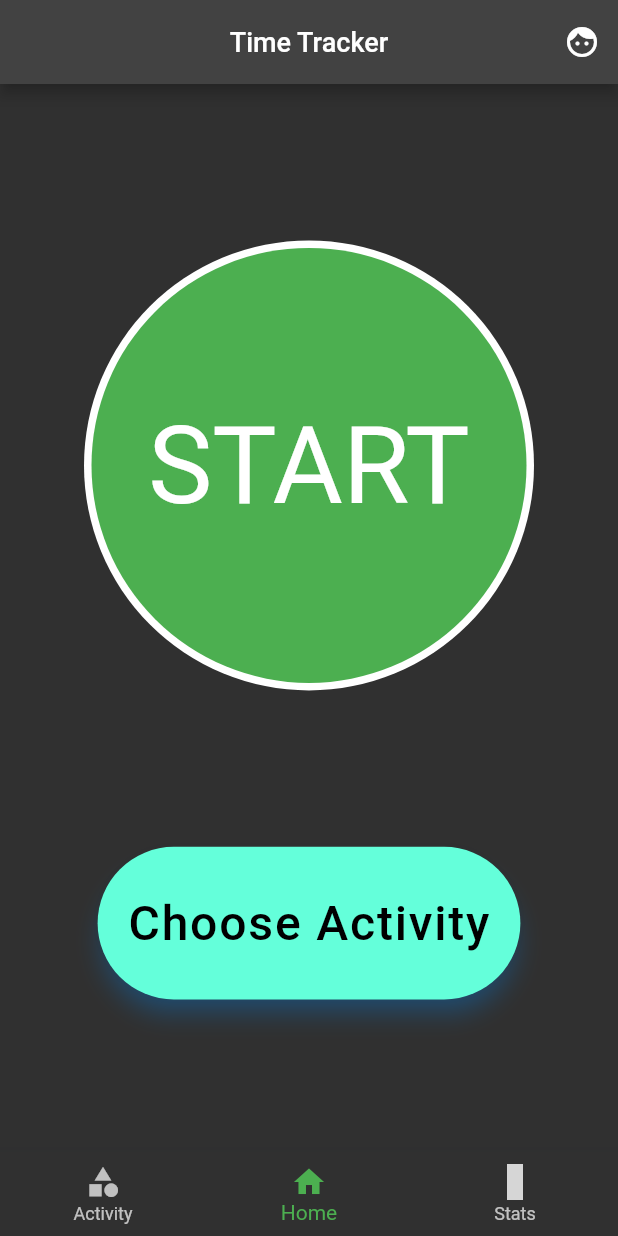
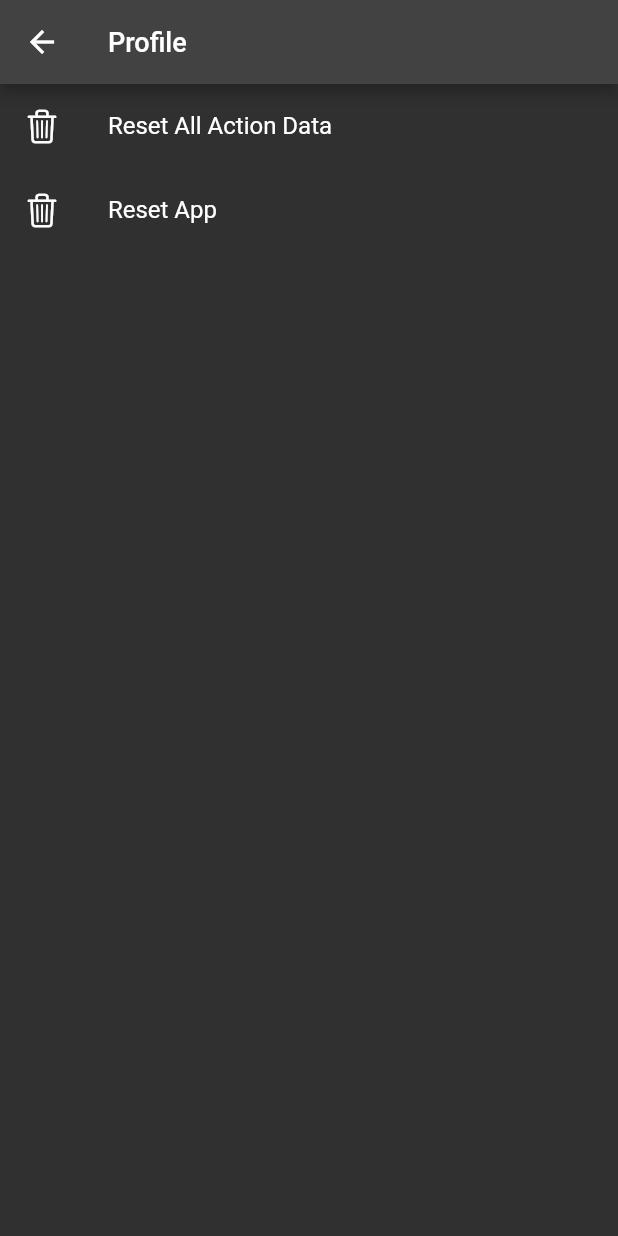
Before and after one commit to AVNV2201/time-tracker-flutter-app, a Flutter app: the screen it shows after launch, item 2 of the bottom bar chosen, after a tap on the "face" icon, on a phone screen of 412 x 824 dp. Run offline on Flutter 3.47's test engine with Material 2 defaults, Android fonts, the phone set to English and light mode, and no system bars; our stand-ins replace flutter_icons, flutter_spinkit, shared_preferences, sqflite; accounts and stored records are empty; grey boxes are pictures that could not be loaded.

Commit message:
Added Profile page with 2 reset data options

```diff
--- a/lib/pages/home.dart
+++ b/lib/pages/home.dart
@@ -2,6 +2,7 @@ import 'package:flutter/material.dart';
 import 'package:flutter_icons/flutter_icons.dart';
 import 'package:time_tracker/pages/action_home.dart';
 import 'package:time_tracker/pages/activity_home.dart';
+import 'package:time_tracker/pages/profile.dart';
 import 'package:time_tracker/pages/stats.dart';
 
 class Home extends StatefulWidget {
@@ -33,7 +34,7 @@ class _HomeState extends State<Home> {
   }
 
   void _goToProfile(){
-
+    Navigator.push(context, MaterialPageRoute(builder: (_) => Profile()));
   }
 
   void _onItemTapped(int index){
--- /dev/null
+++ b/lib/pages/profile.dart
@@ -0,0 +1,42 @@
+import 'package:flutter/cupertino.dart';
+import 'package:flutter/material.dart';
+import 'package:time_tracker/providers/action_provider.dart';
+import 'package:time_tracker/providers/activity_provider.dart';
+
+class Profile extends StatelessWidget {
+  const Profile({Key key}) : super(key: key);
+
+  void _resetActions(){
+    actionProvider.deleteAllAction();
+  }
+
+  void _resetAllData() async {
+    await actionProvider.deleteAllAction();
+    await activityProvider.deleteAllActivity();
+  }
+
+  @override
+  Widget build(BuildContext context) {
+    return Scaffold(
+      appBar: AppBar(
+        title: Text("Profile"),
+      ),
+      body: Container(
+        child: ListView(
+          children: [
+            ListTile(
+              leading: Icon(CupertinoIcons.trash),
+              title: Text("Reset All Action Data"),
+              onTap: _resetActions,
+            ),
+            ListTile(
+              leading: Icon(CupertinoIcons.trash),
+              title: Text("Reset App"),
+              onTap: _resetAllData,
+            )
+          ],
+        ),
+      ),
+    );
+  }
+}
```
